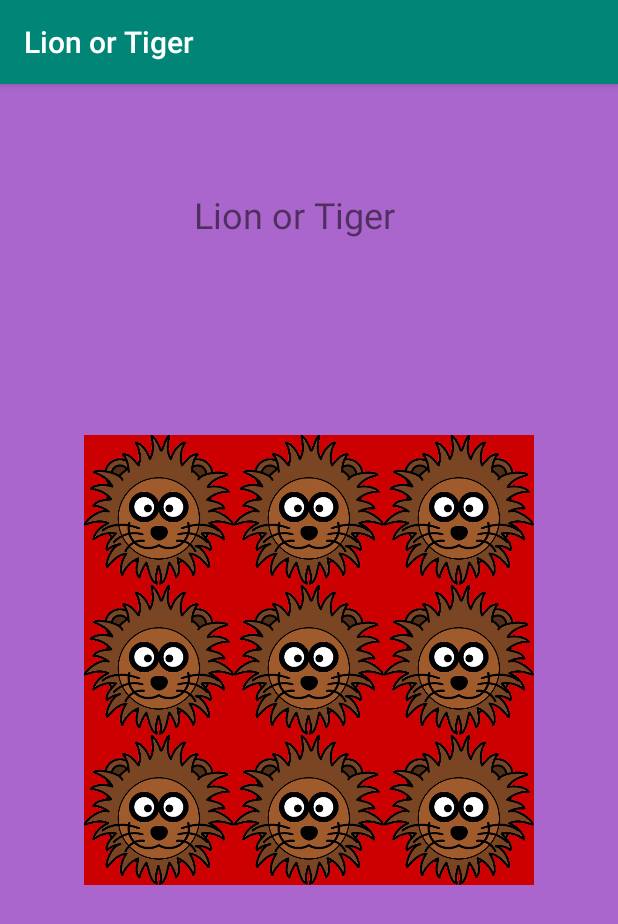
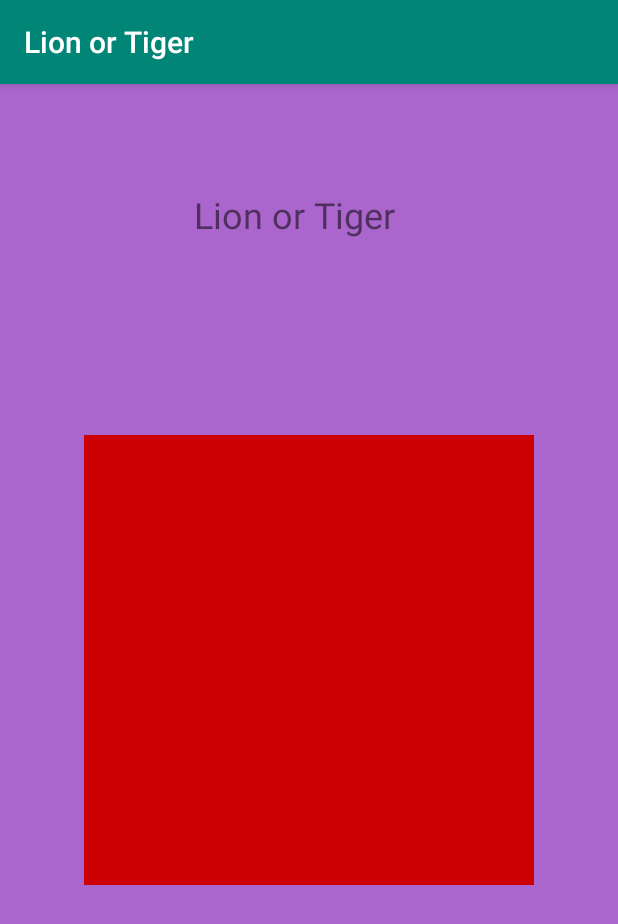
Before and after one commit to ayush-jaipuriar/LionOrTiger, an Android app: the screen it shows after launch (MainActivity), on a phone screen of 412 x 824 dp. Shown: the top 924 px of the screen. Run offline under Robolectric (Android 15) with nearby library versions, the phone set to English and light mode, and no system bars.

Commit message:
"For all imageViews made alpha(0). Then removed the lion image from the all the imageViews, and created a onClick method for them and once a particular row/column is called now, a nifty animation is shown and an image of a lion gets set on that particular row/column of the image view"

```diff
--- a/app/src/main/java/com/example/lionortiger/MainActivity.java
+++ b/app/src/main/java/com/example/lionortiger/MainActivity.java
@@ -3,6 +3,8 @@ package com.example.lionortiger;
 import androidx.appcompat.app.AppCompatActivity;
 
 import android.os.Bundle;
+import android.view.View;
+import android.widget.ImageView;
 
 public class MainActivity extends AppCompatActivity {
 
@@ -11,4 +13,14 @@ public class MainActivity extends AppCompatActivity {
         super.onCreate(savedInstanceState);
         setContentView(R.layout.activity_main);
     }
+
+    public void imageViewIsClicked (View view) {
+
+        ImageView tappedImageView = (ImageView) view;
+
+        tappedImageView.setTranslationX(-2000);
+        tappedImageView.setImageResource(R.drawable.lion);
+        tappedImageView.animate().translationXBy(2000).alpha(1).rotation(3600).setDuration(500);
+    }
+
 }
--- a/app/src/main/res/layout/activity_main.xml
+++ b/app/src/main/res/layout/activity_main.xml
@@ -20,67 +20,85 @@
         app:rowCount="3">
 
         <ImageView
-            android:id="@+id/imageView"
+            android:id="@+id/imageView1"
             android:layout_width="100dp"
             android:layout_height="100dp"
 
-            app:srcCompat="@drawable/lion" />
+            android:alpha="0"
+            android:background="@android:color/black"
+            android:onClick="imageViewIsClicked" />
 
         <ImageView
             android:id="@+id/imageView2"
             android:layout_width="100dp"
             android:layout_height="100dp"
 
-            app:srcCompat="@drawable/lion" />
+            android:alpha="0"
+            android:background="@android:color/black"
+            android:onClick="imageViewIsClicked" />
 
         <ImageView
             android:id="@+id/imageView3"
             android:layout_width="100dp"
             android:layout_height="100dp"
 
-            app:srcCompat="@drawable/lion" />
+            android:alpha="0"
+            android:background="@android:color/black"
+            android:onClick="imageViewIsClicked" />
 
         <ImageView
             android:id="@+id/imageView4"
             android:layout_width="100dp"
             android:layout_height="100dp"
 
-            app:srcCompat="@drawable/lion" />
+            android:alpha="0"
+            android:background="@android:color/black"
+            android:onClick="imageViewIsClicked" />
 
         <ImageView
             android:id="@+id/imageView5"
             android:layout_width="100dp"
             android:layout_height="100dp"
 
-            app:srcCompat="@drawable/lion" />
+            android:alpha="0"
+            android:background="@android:color/black"
+            android:onClick="imageViewIsClicked" />
 
         <ImageView
             android:id="@+id/imageView6"
             android:layout_width="100dp"
             android:layout_height="100dp"
 
-            app:srcCompat="@drawable/lion" />
+            android:alpha="0"
+            android:background="@android:color/black"
+            android:onClick="imageViewIsClicked" />
 
         <ImageView
             android:id="@+id/imageView7"
             android:layout_width="100dp"
             android:layout_height="100dp"
 
-            app:srcCompat="@drawable/lion" />
+            android:alpha="0"
+            android:background="@android:color/black"
+            android:onClick="imageViewIsClicked" />
 
         <ImageView
             android:id="@+id/imageView8"
             android:layout_width="100dp"
             android:layout_height="100dp"
 
-            app:srcCompat="@drawable/lion" />
+            android:alpha="0"
+            android:background="@android:color/black"
+            android:onClick="imageViewIsClicked" />
 
         <ImageView
             android:id="@+id/imageView9"
             android:layout_width="100dp"
             android:layout_height="100dp"
 
-            app:srcCompat="@drawable/lion" />
+            android:alpha="0"
+            android:background="@android:color/black"
+            android:onClick="imageViewIsClicked" />
     </androidx.gridlayout.widget.GridLayout>
 
     <TextView
```
